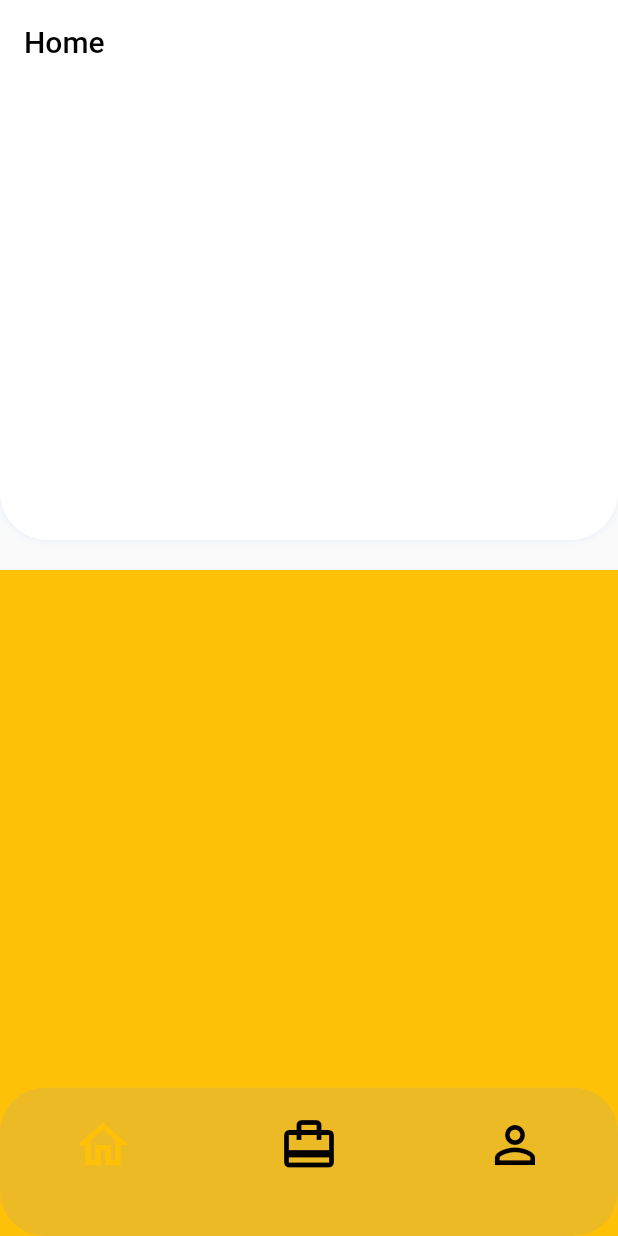
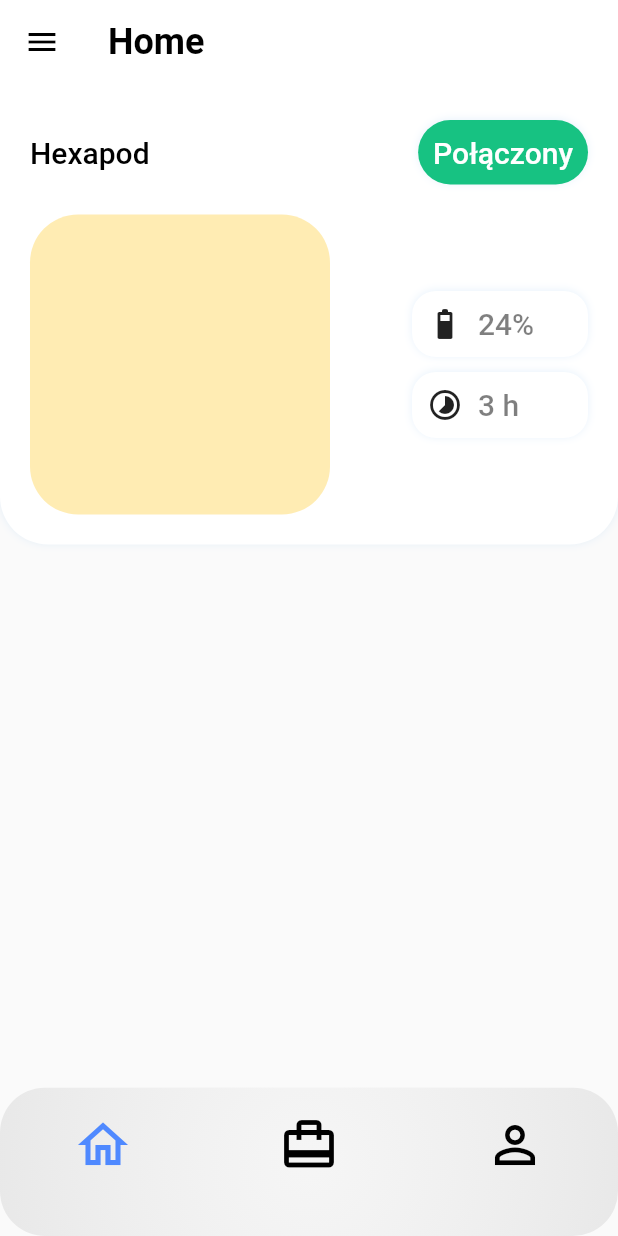
Before and after one commit to sqsiek0/inzynieria-aplikacja, a Flutter app: the screen it shows after launch, on a phone screen of 412 x 824 dp. Run offline on Flutter 3.47's test engine with Material 2 defaults, Android fonts, the phone set to English and light mode, and no system bars; our stand-ins replace bloc, flutter_bloc, go_router.

Commit message:
home screen robot info

```diff
--- a/lib/app/router/router.dart
+++ b/lib/app/router/router.dart
@@ -4,10 +4,15 @@ import 'package:robot_controller/home/view/home.dart';
 import 'package:robot_controller/trying/cart.dart';
 import 'package:robot_controller/trying/profile.dart';
 
+final GlobalKey<ScaffoldState> key = GlobalKey();
+
 final routes = [
   GoRoute(
     path: '/home',
-    pageBuilder: (context, state) => const MaterialPage(child: Home()),
+    pageBuilder: (context, state) => MaterialPage(
+        child: Home(
+      globalKey: key,
+    )),
   ),
   GoRoute(
     path: '/cart',
--- a/lib/app/src/constants/colors.dart
+++ b/lib/app/src/constants/colors.dart
@@ -3,4 +3,7 @@ import 'package:flutter/material.dart';
 class AppColor {
   static const Color greyColor = Color(0xffA9A9A9);
   static Color blueWithOpacity = const Color(0x40A2CBF2);
+  static Color lightBlue = const Color(0xff4f89ff);
+  static Color green = const Color(0xff17c282);
+  static Color red = const Color(0xffe82e31);
 }
--- a/lib/app/src/constants/paddings.dart
+++ b/lib/app/src/constants/paddings.dart
@@ -1,3 +1,4 @@
 class AppPaddings {
   static const double horizontalPadding = 20;
+  static const double globalPadding = 20;
 }
--- a/lib/app/view/widgets/app_bottom_bar.dart
+++ b/lib/app/view/widgets/app_bottom_bar.dart
@@ -20,11 +20,18 @@ class _AppBottomBarState extends State<AppBottomBar> {
     return ClipRRect(
       borderRadius: BorderRadius.circular(30),
       child: BackdropFilter(
-        filter: ImageFilter.blur(sigmaX: 20, sigmaY: 20),
+        filter: ImageFilter.blur(sigmaX: 40, sigmaY: 40),
         child: Container(
           height: MediaQuery.of(context).size.height * 0.12,
           width: double.infinity,
-          color: Colors.grey.withOpacity(0.2),
+          decoration: BoxDecoration(
+              gradient: RadialGradient(
+                  radius: 3,
+                  tileMode: TileMode.repeated,
+                  colors: [
+                Colors.grey.withOpacity(0.05),
+                Colors.black.withOpacity(0.1),
+              ])),
           child: Column(
             children: [
               const Divider(
@@ -40,7 +47,7 @@ class _AppBottomBarState extends State<AppBottomBar> {
                     BottomBarIcon(
                       icon: Icons.home_outlined,
                       color: widget.appTabState == AppTabState.home
-                          ? Colors.amber
+                          ? AppColor.lightBlue
                           : Colors.black,
                       onTap: () {
                         context
@@ -51,7 +58,7 @@ class _AppBottomBarState extends State<AppBottomBar> {
                     BottomBarIcon(
                       icon: Icons.card_travel_outlined,
                       color: widget.appTabState == AppTabState.cart
-                          ? Colors.amber
+                          ? AppColor.lightBlue
                           : Colors.black,
                       onTap: () {
                         context
@@ -62,7 +69,7 @@ class _AppBottomBarState extends State<AppBottomBar> {
                     BottomBarIcon(
                       icon: Icons.person_outline,
                       color: widget.appTabState == AppTabState.profile
-                          ? Colors.amber
+                          ? AppColor.lightBlue
                           : Colors.black,
                       onTap: () {
                         context.read<AppBloc>().add(
--- /dev/null
+++ b/lib/app/view/widgets/app_drawer.dart
@@ -0,0 +1,12 @@
+import 'package:flutter/material.dart';
+
+class AppDrawer extends StatelessWidget {
+  const AppDrawer({super.key});
+
+  @override
+  Widget build(BuildContext context) {
+    return const Drawer(
+      child: SafeArea(child: Text('cos')),
+    );
+  }
+}
--- /dev/null
+++ b/lib/app/view/widgets/app_font_16.dart
@@ -0,0 +1,23 @@
+import 'package:flutter/material.dart';
+
+class AppFont16 extends StatelessWidget {
+  const AppFont16({
+    super.key,
+    required this.text,
+    this.color,
+  });
+  final String text;
+  final Color? color;
+
+  @override
+  Widget build(BuildContext context) {
+    return Text(
+      text,
+      style: TextStyle(
+        fontSize: 16,
+        fontWeight: FontWeight.w400,
+        color: color ?? Colors.black,
+      ),
+    );
+  }
+}
--- /dev/null
+++ b/lib/app/view/widgets/app_font_20.dart
@@ -0,0 +1,23 @@
+import 'package:flutter/material.dart';
+
+class AppFont20 extends StatelessWidget {
+  const AppFont20({
+    super.key,
+    required this.text,
+    this.color,
+  });
+  final String text;
+  final Color? color;
+
+  @override
+  Widget build(BuildContext context) {
+    return Text(
+      text,
+      style: TextStyle(
+        fontSize: 20,
+        fontWeight: FontWeight.w500,
+        color: color ?? Colors.black,
+      ),
+    );
+  }
+}
--- /dev/null
+++ b/lib/app/view/widgets/app_font_24.dart
@@ -0,0 +1,18 @@
+import 'package:flutter/material.dart';
+
+class AppFont24 extends StatelessWidget {
+  const AppFont24({super.key, required this.text});
+  final String text;
+
+  @override
+  Widget build(BuildContext context) {
+    return Text(
+      text,
+      style: const TextStyle(
+        fontSize: 24,
+        fontWeight: FontWeight.w700,
+        color: Colors.black,
+      ),
+    );
+  }
+}
--- /dev/null
+++ b/lib/app/view/widgets/app_font_32.dart
@@ -0,0 +1,18 @@
+import 'package:flutter/material.dart';
+
+class AppFont32 extends StatelessWidget {
+  const AppFont32({super.key, required this.text});
+  final String text;
+
+  @override
+  Widget build(BuildContext context) {
+    return Text(
+      text,
+      style: const TextStyle(
+        fontSize: 32,
+        fontWeight: FontWeight.w700,
+        color: Colors.black,
+      ),
+    );
+  }
+}
--- /dev/null
+++ b/lib/app/view/widgets/app_tile.dart
@@ -0,0 +1,45 @@
+import 'package:flutter/material.dart';
+import 'package:robot_controller/app/src/constants/colors.dart';
+
+class AppTile extends StatelessWidget {
+  const AppTile(
+      {super.key,
+      required this.child,
+      this.isExpanded = true,
+      this.normalRadius = true,
+      this.color,
+      this.radius = 32,
+      this.padding = 20});
+
+  final Widget child;
+  final bool isExpanded;
+  final double padding;
+  final bool normalRadius;
+  final Color? color;
+  final double radius;
+
+  @override
+  Widget build(BuildContext context) {
+    return Container(
+      width: isExpanded ? double.infinity : null,
+      decoration: BoxDecoration(
+          color: color ?? Colors.white,
+          boxShadow: [
+            BoxShadow(
+              color: AppColor.blueWithOpacity,
+              blurRadius: 4,
+              offset: const Offset(0, -0.50),
+            )
+          ],
+          borderRadius: normalRadius
+              ? BorderRadius.circular(radius)
+              : BorderRadius.only(
+                  bottomLeft: Radius.circular(radius),
+                  bottomRight: Radius.circular(radius))),
+      child: Padding(
+        padding: EdgeInsets.all(padding),
+        child: child,
+      ),
+    );
+  }
+}
--- a/lib/app/view/widgets/app_top_bar.dart
+++ b/lib/app/view/widgets/app_top_bar.dart
@@ -1,4 +1,5 @@
 import 'package:flutter/material.dart';
+import 'package:robot_controller/app/view/widgets/app_font_24.dart';
 
 class AppTopBar extends StatelessWidget {
   const AppTopBar({
@@ -6,12 +7,14 @@ class AppTopBar extends StatelessWidget {
     required this.title,
     this.isBack = false,
     required this.opacity,
+    required this.globalKey,
     this.onReturn,
   });
   final String title;
   final bool isBack;
   final double opacity;
   final void Function()? onReturn;
+  final GlobalKey<ScaffoldState> globalKey;
 
   @override
   Widget build(BuildContext context) {
@@ -19,11 +22,7 @@ class AppTopBar extends StatelessWidget {
       opacity: opacity,
       duration: const Duration(milliseconds: 500),
       sliver: SliverAppBar(
-          title: Text(
-            title,
-            style: const TextStyle(color: Colors.black),
-          ),
-          // forceElevated: true,
+          title: AppFont24(text: title),
           floating: true,
           elevation: 0.2,
           backgroundColor: Colors.white,
@@ -36,7 +35,15 @@ class AppTopBar extends StatelessWidget {
                     color: Colors.black,
                   ),
                 )
-              : null),
+              : InkWell(
+                  onTap: () {
+                    globalKey.currentState?.openDrawer();
+                  },
+                  child: const Icon(
+                    Icons.menu,
+                    color: Colors.black,
+                  ),
+                )),
     );
   }
 }
--- a/lib/home/view/home.dart
+++ b/lib/home/view/home.dart
@@ -1,15 +1,14 @@
-import 'dart:ui';
-
 import 'package:flutter/material.dart';
 import 'package:flutter_bloc/flutter_bloc.dart';
 import 'package:robot_controller/app/bloc/app_bloc.dart';
-import 'package:robot_controller/app/src/constants/colors.dart';
-import 'package:robot_controller/app/src/constants/paddings.dart';
 import 'package:robot_controller/app/view/widgets/app_bottom_bar.dart';
+import 'package:robot_controller/app/view/widgets/app_drawer.dart';
 import 'package:robot_controller/app/view/widgets/app_top_bar.dart';
+import 'package:robot_controller/home/view/widgets/home_robot_container.dart';
 
 class Home extends StatefulWidget {
-  const Home({super.key});
+  const Home({super.key, required this.globalKey});
+  final GlobalKey<ScaffoldState> globalKey;
 
   @override
   State<Home> createState() => _HomeState();
@@ -43,6 +42,8 @@ class _HomeState extends State<Home> {
   @override
   Widget build(BuildContext context) {
     return Scaffold(
+      key: widget.globalKey,
+      drawer: const AppDrawer(),
       body: Stack(
         alignment: Alignment.bottomCenter,
         children: [
@@ -52,34 +53,14 @@ class _HomeState extends State<Home> {
               AppTopBar(
                 title: 'Home',
                 opacity: opacity,
+                globalKey: widget.globalKey,
               ),
-              SliverToBoxAdapter(
-                child: Padding(
-                  padding: const EdgeInsets.only(
-                      bottom: AppPaddings.horizontalPadding),
-                  child: Container(
-                    height: 300,
-                    width: double.infinity,
-                    decoration: BoxDecoration(
-                        color: Colors.white,
-                        boxShadow: [
-                          BoxShadow(
-                            color: AppColor.blueWithOpacity,
-                            blurRadius: 4,
-                            offset: const Offset(0, -0.50),
-                          )
-                        ],
-                        borderRadius: const BorderRadius.only(
-                            bottomLeft: Radius.circular(32),
-                            bottomRight: Radius.circular(32))),
-                  ),
-                ),
-              ),
+              const SliverToBoxAdapter(child: HomeRobotContainer()),
               for (var i = 0; i < 10; i++)
                 SliverToBoxAdapter(
                   child: Container(
                     height: 100,
-                    color: Colors.amber,
+                    color: Colors.transparent,
                   ),
                 )
             ],
@@ -91,9 +72,6 @@ class _HomeState extends State<Home> {
           )
         ],
       ),
-      // bottomNavigationBar: AppBottomBar(
-      //   appTabState: context.watch<AppBloc>().state.appTabState,
-      // ),
     );
   }
 }
--- /dev/null
+++ b/lib/home/view/widgets/home_robot_container.dart
@@ -0,0 +1,101 @@
+import 'package:flutter/material.dart';
+import 'package:robot_controller/app/src/constants/colors.dart';
+import 'package:robot_controller/app/src/constants/paddings.dart';
+import 'package:robot_controller/app/view/widgets/app_font_20.dart';
+import 'package:robot_controller/app/view/widgets/app_tile.dart';
+
+class HomeRobotContainer extends StatelessWidget {
+  const HomeRobotContainer({super.key});
+
+  @override
+  Widget build(BuildContext context) {
+    return Padding(
+        padding: const EdgeInsets.only(bottom: AppPaddings.horizontalPadding),
+        child: AppTile(
+          normalRadius: false,
+          child: Column(
+            crossAxisAlignment: CrossAxisAlignment.start,
+            children: [
+              Row(
+                mainAxisAlignment: MainAxisAlignment.spaceBetween,
+                children: [
+                  const AppFont20(text: 'Hexapod'),
+                  AppTile(
+                    isExpanded: false,
+                    color: AppColor.green,
+                    padding: 10,
+                    child: const AppFont20(
+                      text: 'Połączony',
+                      color: Colors.white,
+                    ),
+                  )
+                ],
+              ),
+              Padding(
+                padding: const EdgeInsets.only(top: AppPaddings.globalPadding),
+                child: Row(
+                  mainAxisAlignment: MainAxisAlignment.spaceBetween,
+                  children: [
+                    Flexible(
+                      flex: 2,
+                      child: Container(
+                        height: 200,
+                        width: 200,
+                        decoration: BoxDecoration(
+                            borderRadius: BorderRadius.circular(32),
+                            color: Colors.amber.shade100),
+                      ),
+                    ),
+                    const SizedBox(
+                      width: AppPaddings.globalPadding,
+                    ),
+                    Flexible(
+                      child: Column(
+                        crossAxisAlignment: CrossAxisAlignment.end,
+                        children: [
+                          AppTile(
+                              isExpanded: false,
+                              padding: 10,
+                              radius: 16,
+                              child: Row(
+                                children: [
+                                  const Icon(Icons.battery_5_bar_rounded),
+                                  const SizedBox(
+                                    width: AppPaddings.globalPadding / 2,
+                                  ),
+                                  AppFont20(
+                                    text: '24%',
+                                    color: Colors.black.withOpacity(0.5),
+                                  ),
+                                ],
+                              )),
+                          const SizedBox(
+                            height: AppPaddings.globalPadding / 2,
+                          ),
+                          AppTile(
+                              isExpanded: false,
+                              padding: 10,
+                              radius: 16,
+                              child: Row(
+                                children: [
+                                  const Icon(Icons.timelapse_outlined),
+                                  const SizedBox(
+                                    width: AppPaddings.globalPadding / 2,
+                                  ),
+                                  AppFont20(
+                                    text: '3 h',
+                                    color: Colors.black.withOpacity(0.5),
+                                  ),
+                                ],
+                              ))
+                        ],
+                      ),
+                    )
+                  ],
+                ),
+              )
+            ],
+          ),
+        ));
+  }
+}
--- a/lib/trying/cart.dart
+++ b/lib/trying/cart.dart
@@ -2,6 +2,7 @@ import 'package:flutter/material.dart';
 import 'package:flutter_bloc/flutter_bloc.dart';
 import 'package:robot_controller/app/bloc/app_bloc.dart';
 import 'package:robot_controller/app/view/widgets/app_bottom_bar.dart';
+import 'package:robot_controller/app/view/widgets/app_top_bar.dart';
 
 class Cart extends StatelessWidget {
   const Cart({super.key});
```
